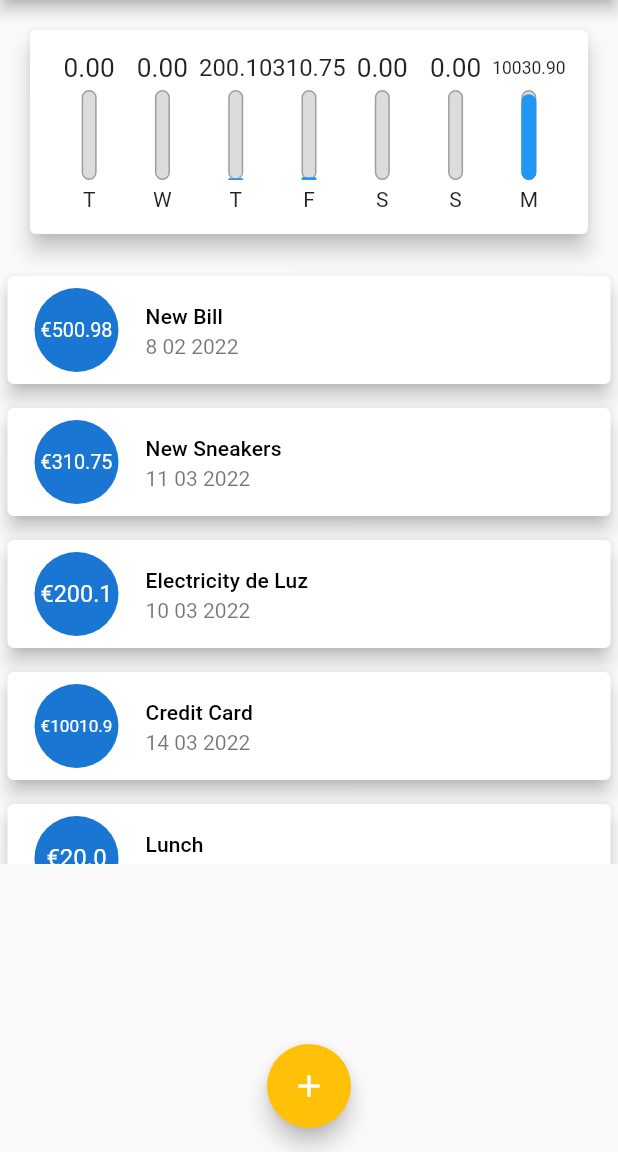
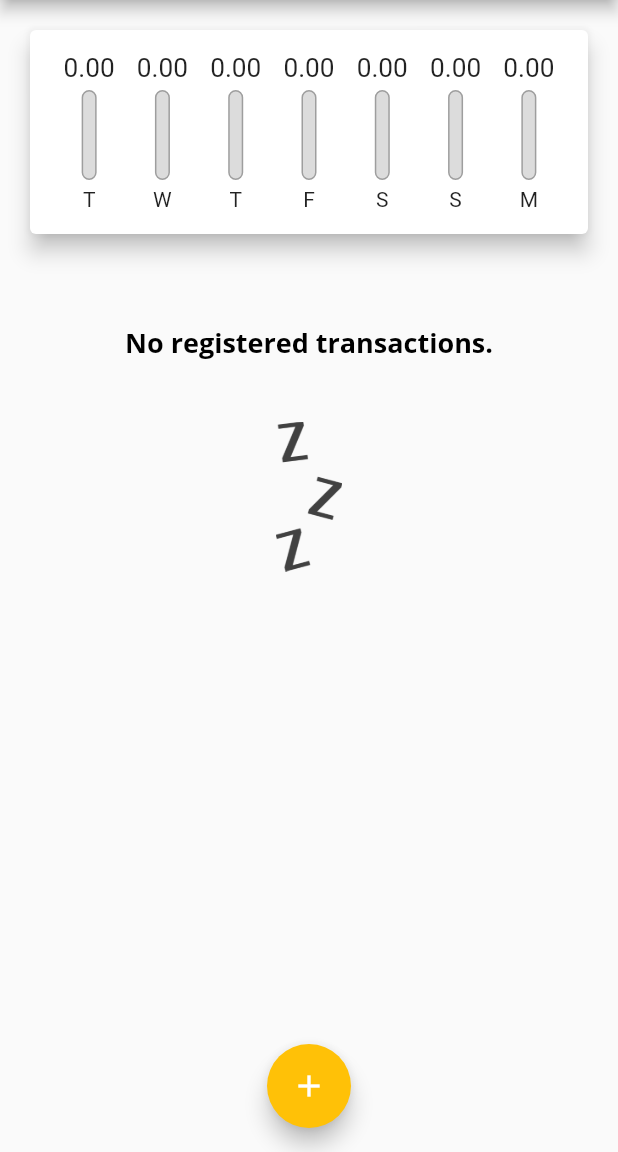
Before and after one commit to Carlxiso/Personnel-Costs, a Flutter app: the screen it shows after launch, on a phone screen of 412 x 824 dp, the part 84-1236 px from its top. Run offline on Flutter 3.47's test engine with Material 2 defaults, Android fonts, the phone set to English and light mode, and no system bars.

Commit message:
Refactoring Date Picker

```diff
--- a/lib/components/chart.dart
+++ b/lib/components/chart.dart
@@ -72,7 +72,9 @@
               child: ChartBar(
                 label: tr['day'].toString(),
                 value: double.parse(tr['value'].toString()),
-                percentage: (tr['value'] as double) / _weekTotalValue,
+                percentage: _weekTotalValue == 0
+                    ? 0
+                    : (tr['value'] as double) / _weekTotalValue,
               ),
             );
           }).toList(),
--- a/lib/components/transaction_form.dart
+++ b/lib/components/transaction_form.dart
@@ -4,7 +4,7 @@
 import 'package:intl/intl.dart';
 
 class TransactionForm extends StatefulWidget {
-  final void Function(String, double) onSubmit;
+  final void Function(String, double, DateTime) onSubmit;
   //Constructor
   TransactionForm(this.onSubmit);
 
@@ -18,17 +18,19 @@
 
   final _valueControler = TextEditingController();
 
-  var _selectedDate;
+  // var _selectedDate;
+
+  DateTime _selectedDate = DateTime.now();
 
   _submitForm() {
     final title = _titleController.text;
     final value = double.tryParse(_valueControler.text) ?? 0.0;
 
-    if (title.isEmpty || value <= 0) {
+    if (title.isEmpty || value <= 0 || _selectedDate == null) {
       return;
     }
 
-    widget.onSubmit(title, value);
+    widget.onSubmit(title, value, _selectedDate);
   }
 
   _showDatePicker() {
--- a/lib/main.dart
+++ b/lib/main.dart
@@ -58,39 +58,7 @@
   // const MyHomePage({Key? key}) : super(key: key);
 
   //List
-  final List<Transaction> _transactions = [
-    // Elements type Transaction
-    Transaction(
-      id: 'T0',
-      title: 'New Bill',
-      value: 500.98,
-      date: DateTime.now().subtract(const Duration(days: 34)),
-    ),
-    Transaction(
-      id: 'T1',
-      title: 'New Sneakers',
-      value: 310.75,
-      date: DateTime.now().subtract(const Duration(days: 3)),
-    ),
-    Transaction(
-      id: 'T2',
-      title: 'Electricity de Luz ',
-      value: 200.1,
-      date: DateTime.now().subtract(const Duration(days: 4)),
-    ),
-    Transaction(
-      id: 'T3',
-      title: 'Credit Card',
-      value: 10010.90,
-      date: DateTime.now(),
-    ),
-    Transaction(
-      id: 'T4',
-      title: 'Lunch',
-      value: 20.0,
-      date: DateTime.now(),
-    )
-  ];
+  final List<Transaction> _transactions = [];
 
   List<Transaction> get _recentTransactions {
     // Method Where is === to filter method.
@@ -102,12 +70,12 @@
   }
 
 //Function to add Transaction
-  _addTransaction(String title, double value) {
+  _addTransaction(String title, double value, DateTime date) {
     final newTransaction = Transaction(
       id: Random().nextDouble().toString(),
       title: title,
       value: value,
-      date: DateTime.now(),
+      date: date,
     );
     setState(() {
       _transactions.add(newTransaction);
```
